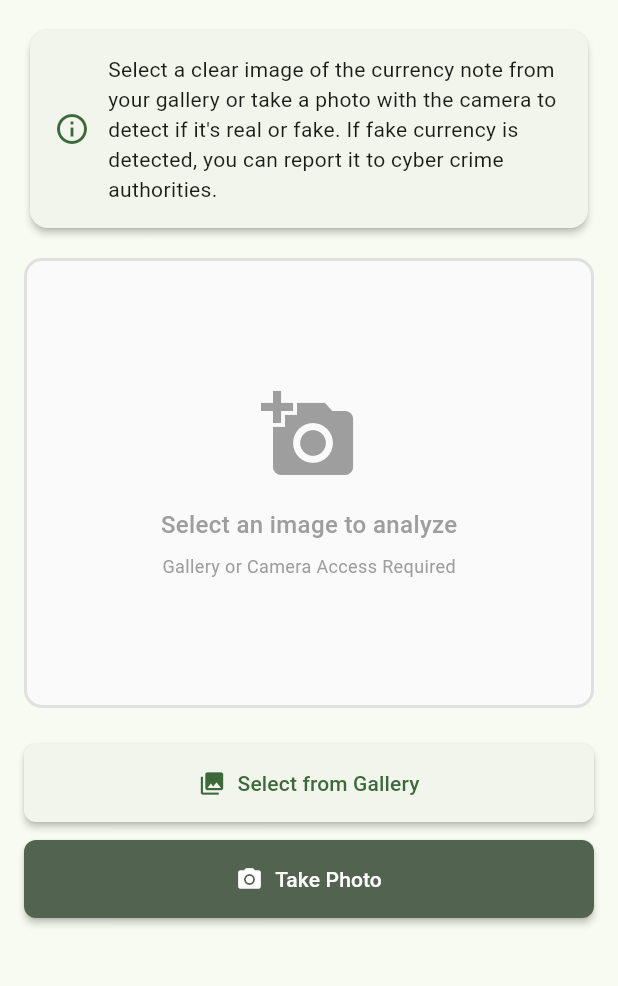
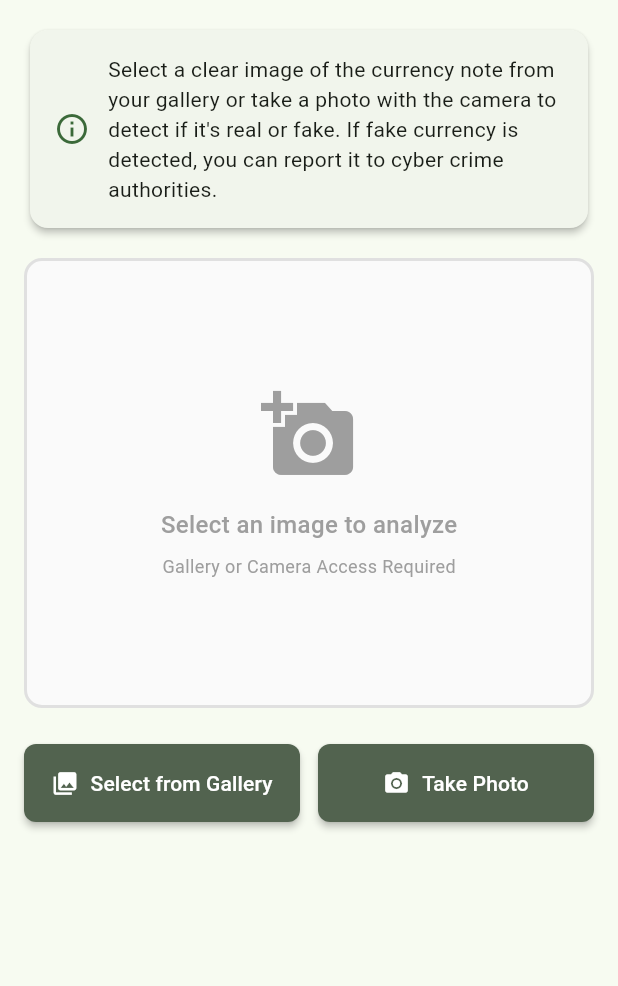
Before and after one commit to PGV-da/rupees, a Flutter app: the screen it shows after launch, on a phone screen of 412 x 824 dp, the part 84-1070 px from its top. Run offline on Flutter 3.47's test engine with Material 3 defaults, Android fonts, the light colour scheme and no system bars; our stand-ins replace image_picker, permission_handler; missing offline and left inert: tflite_flutter.

Commit message:
feat: Refactor image selection buttons to display gallery and camera options side by side

```diff
--- a/lib/screens/currency_detection_screen.dart
+++ b/lib/screens/currency_detection_screen.dart
@@ -191,9 +191,11 @@ class _CurrencyDetectionScreenState extends State<CurrencyDetectionScreen> {
             setState(() {}); // Refresh the UI
           },
         ),
+        // Gallery and Camera buttons side by side
+        Row(
+          children: [
             // Gallery selection button
-        SizedBox(
-          width: double.infinity,
+            Expanded(
               child: ElevatedButton.icon(
                 onPressed: (_controller.isLoading || _controller.isAnalyzing)
                     ? null
@@ -216,15 +218,16 @@ class _CurrencyDetectionScreenState extends State<CurrencyDetectionScreen> {
                 icon: const Icon(Icons.photo_library),
                 label: const Text('Select from Gallery'),
                 style: ElevatedButton.styleFrom(
+                  backgroundColor: Theme.of(context).colorScheme.secondary,
+                  foregroundColor: Colors.white,
                   padding: const EdgeInsets.symmetric(vertical: 16),
                   elevation: 2,
                 ),
               ),
             ),
-        const SizedBox(height: 12),
+            const SizedBox(width: 12),
             // Camera button
-        SizedBox(
-          width: double.infinity,
+            Expanded(
               child: ElevatedButton.icon(
                 onPressed: (_controller.isLoading || _controller.isAnalyzing)
                     ? null
@@ -253,6 +256,8 @@ class _CurrencyDetectionScreenState extends State<CurrencyDetectionScreen> {
                   elevation: 2,
                 ),
               ),
+            ),
+          ],
         ),
         if (_controller.selectedImage != null) ...[
           const SizedBox(height: 16),
```
Lines whose indentation alone changed are shown as unchanged.
